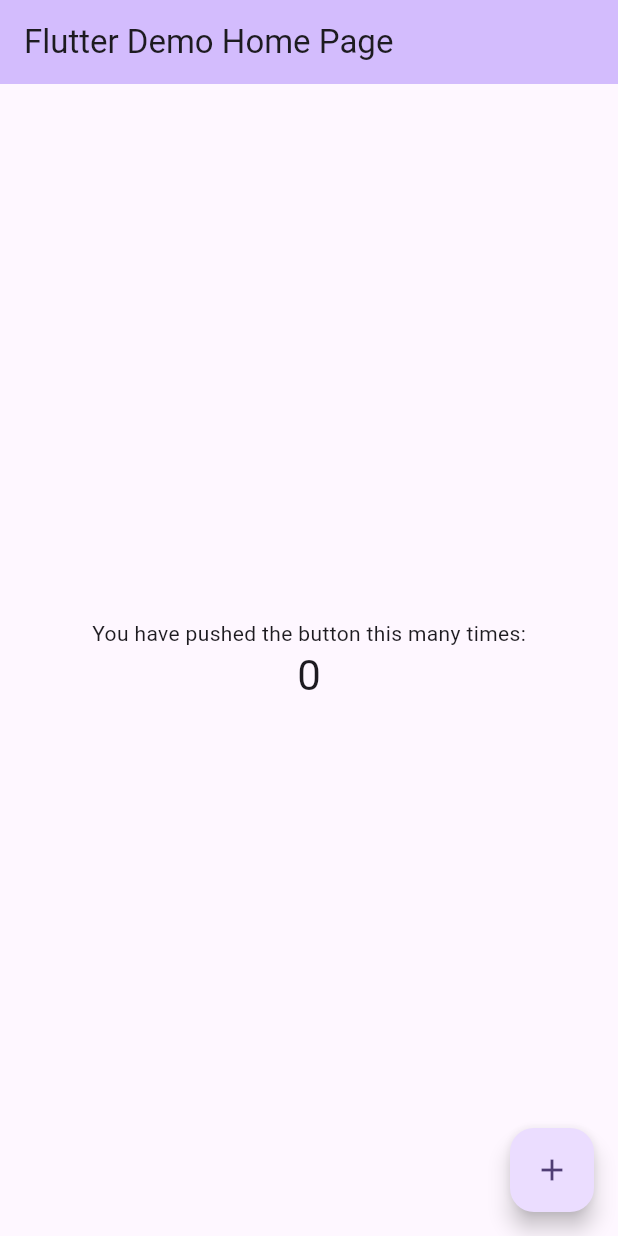
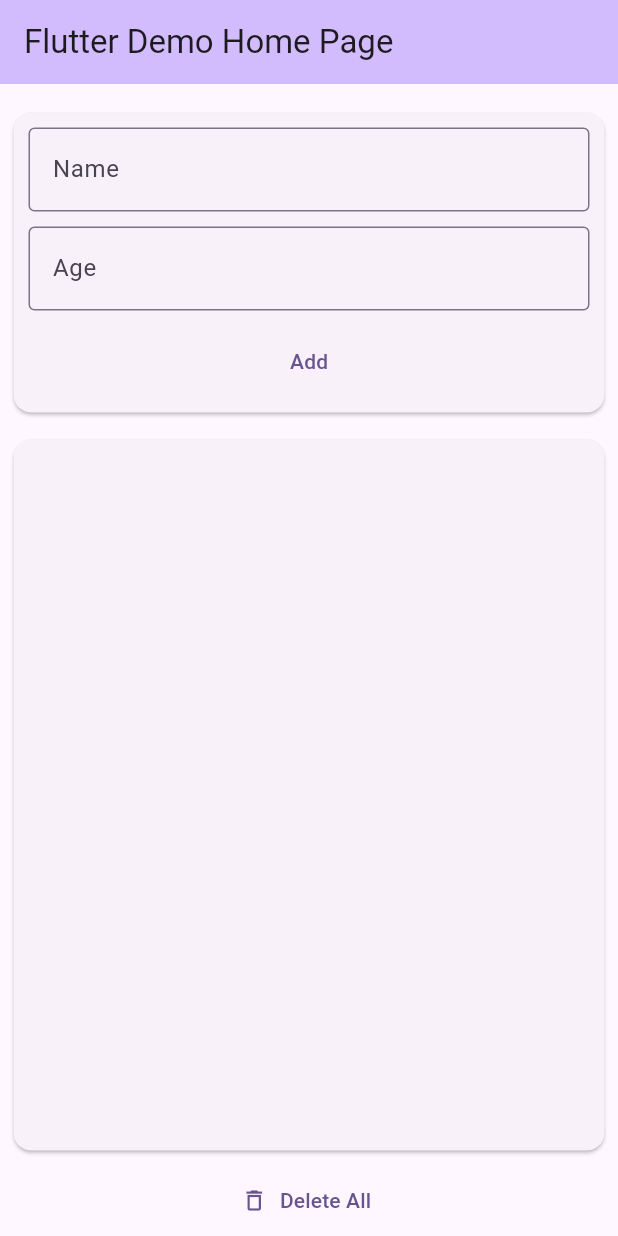
Before and after one commit to eugensosna/hive_example, a Flutter app: the screen it shows after launch, on a phone screen of 412 x 824 dp. Run offline on Flutter 3.47's test engine with Material 3 defaults, Android fonts, the phone set to English and light mode, and no system bars; our stand-ins replace hive, hive_flutter; accounts and stored records are empty.

Commit message:
Add listviews

```diff
--- a/lib/main.dart
+++ b/lib/main.dart
@@ -31,15 +31,6 @@ class MyApp extends StatelessWidget {
 class MyHomePage extends StatefulWidget {
   const MyHomePage({super.key, required this.title});
 
-  // This widget is the home page of your application. It is stateful, meaning
-  // that it has a State object (defined below) that contains fields that affect
-  // how it looks.
-
-  // This class is the configuration for the state. It holds the values (in this
-  // case the title) provided by the parent (in this case the App widget) and
-  // used by the build method of the State. Fields in a Widget subclass are
-  // always marked "final".
-
   final String title;
 
   @override
@@ -47,7 +38,9 @@ class MyHomePage extends StatefulWidget {
 }
 
 class _MyHomePageState extends State<MyHomePage> {
-  int _counter = 0;
+  TextEditingController nameController = TextEditingController();
+  TextEditingController ageController = TextEditingController();
+
 
   void _incrementCounter() {
     setState(() {
@@ -56,7 +49,6 @@ class _MyHomePageState extends State<MyHomePage> {
       // so that the display can reflect the updated values. If we changed
       // _counter without calling setState(), then the build method would not be
       // called again, and so nothing would appear to happen.
-      _counter++;
     });
   }
 
@@ -78,40 +70,97 @@ class _MyHomePageState extends State<MyHomePage> {
         // the App.build method, and use it to set our appbar title.
         title: Text(widget.title),
       ),
-      body: Center(
-        // Center is a layout widget. It takes a single child and positions it
-        // in the middle of the parent.
-        child: Column(
-          // Column is also a layout widget. It takes a list of children and
-          // arranges them vertically. By default, it sizes itself to fit its
-          // children horizontally, and tries to be as tall as its parent.
-          //
-          // Column has various properties to control how it sizes itself and
-          // how it positions its children. Here we use mainAxisAlignment to
-          // center the children vertically; the main axis here is the vertical
-          // axis because Columns are vertical (the cross axis would be
-          // horizontal).
-          //
-          // TRY THIS: Invoke "debug painting" (choose the "Toggle Debug Paint"
-          // action in the IDE, or press "p" in the console), to see the
-          // wireframe for each widget.
-          mainAxisAlignment: MainAxisAlignment.center,
-          children: <Widget>[
-            const Text(
-              'You have pushed the button this many times:',
-            ),
-            Text(
-              '$_counter',
-              style: Theme.of(context).textTheme.headlineMedium,
-            ),
-          ],
-        ),
+      body: Column(
+        children: [
+          const SizedBox(height: 10.0),
+          Padding(
+            padding: const EdgeInsets.all(5.0),
+            child: Card(
+              child: Padding(
+                padding: const EdgeInsets.all(10.0),
+                child: Column(
+                  children: [
+                    TextField(
+                      controller: nameController,
+                      decoration: const InputDecoration(
+                        hintText: "Name",
+                        border: OutlineInputBorder(),
+                        ),
+                    ),
+                    const SizedBox(height: 10.0,),
+                    TextField(
+                      controller: ageController,
+                      keyboardType: TextInputType.number,
+                      decoration: const InputDecoration(
+                        border:  OutlineInputBorder(),
+                        hintText: "Age",
+                      ),
+                    ),
+                    const SizedBox(height: 10.0,),
+                    TextButton(onPressed: (){
+                      setState(() {
+                        Person pers = Person(name: nameController.text, age: int.parse(ageController.text) );
+                        boxPersons.put(
+                          //'key_${nameController.text}',
+                          pers.hashCode,
+                          pers
+                        );
+                      });
+
+                    },
+                     child: const Text("Add"))
+                  ],
+                ),
+              ),
+
+          ),
+          ),
+          Expanded(
+            child: Padding(
+              padding: const EdgeInsets.all(5.0),
+              child: Card(
+                child: Padding(
+                    padding: const EdgeInsets.all(10.0),
+                    child: ListView.builder(
+                        itemCount: boxPersons.length,
+                        itemBuilder: (context, index){
+                          Person pers = boxPersons.getAt(index);
+                              return ListTile(
+                                    leading: IconButton(
+                                      onPressed: (){
+                                        setState(() {
+                                          boxPersons.deleteAt(index);
+                                        });
+                                        //Todo .deleteAtA()
+
+                                      },
+                                      icon: const Icon(
+                                        Icons.remove,
+                                      ),
+                                      ),
+                                      title: Text(pers.name),
+                                      subtitle: const Text("Name"),
+                                      trailing: Text('age: ${pers.age.toString()}'),
+                              );
+                        },
+
+                    ),
+                    ),
+              )
+            )
+          ),
+          TextButton.icon(
+            onPressed: (){
+              setState(() {
+                 boxPersons.clear();
+              });
+            },
+            icon: const Icon(Icons.delete_outline),
+            label: const Text("Delete All"),
+          ),
+
+        ],
       ),
-      floatingActionButton: FloatingActionButton(
-        onPressed: _incrementCounter,
-        tooltip: 'Increment',
-        child: const Icon(Icons.add),
-      ), // This trailing comma makes auto-formatting nicer for build methods.
     );
   }
 }
--- a/lib/person.dart
+++ b/lib/person.dart
@@ -1,4 +1,3 @@
-import 'dart:ffi';
 
 import 'package:hive/hive.dart';
 
```
